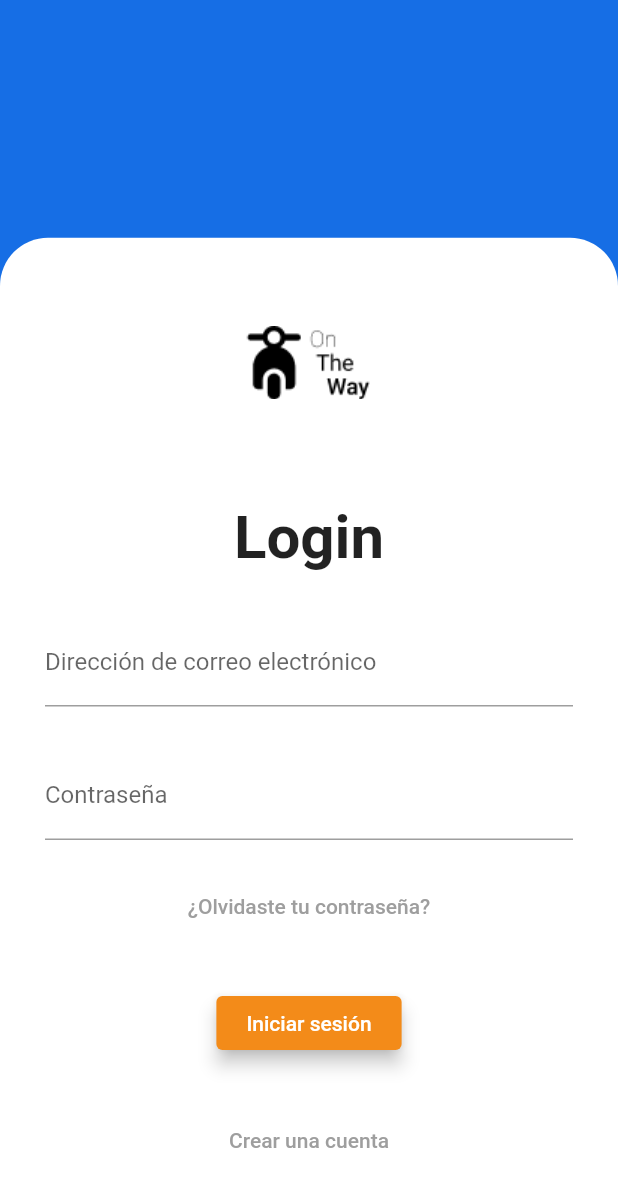
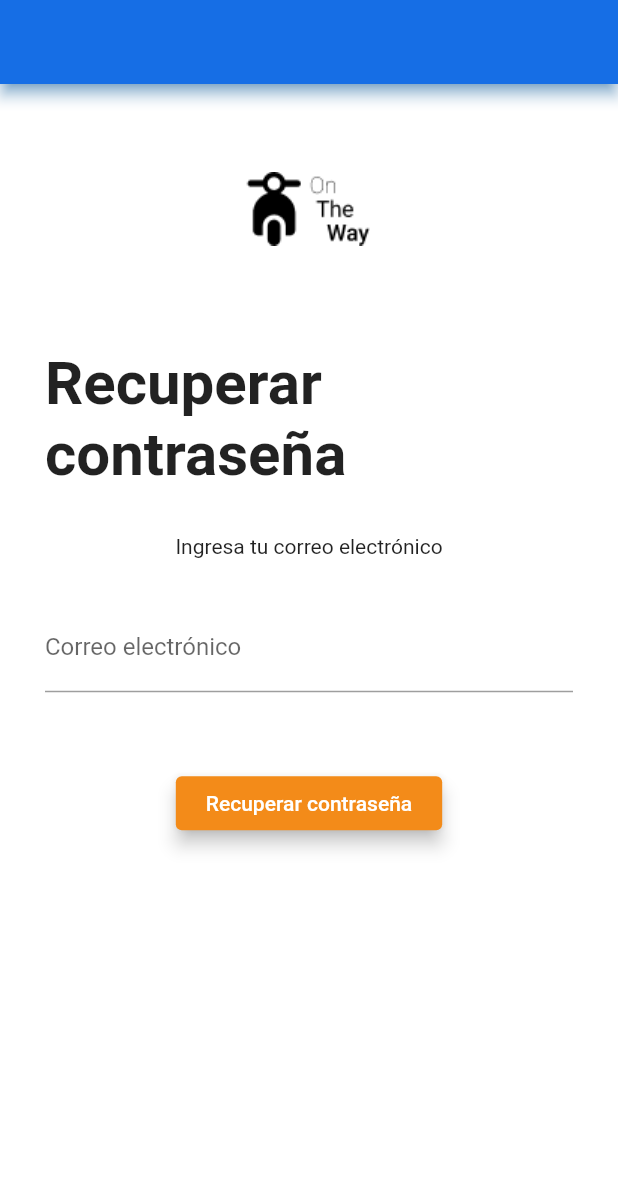
Before and after one commit to AdairHdz/OnTheWay_mobile, a Flutter app: the LoginScreen screen opened by its route, after a tap on "¿Olvidaste tu contraseña?", on a phone screen of 412 x 824 dp. Shown: the top 1187 px of the screen. Run offline on Flutter 3.47's test engine with Material 2 defaults, Android fonts, the phone set to English and light mode, and no system bars; our stand-ins replace charts_flutter, weekday_selector.

Commit message:
Creación del CU-Recuperar contraseña

```diff
--- a/lib/screens/login_screen.dart
+++ b/lib/screens/login_screen.dart
@@ -1,6 +1,7 @@
 import "package:flutter/material.dart";
 import "../widgets/accent_button.dart";
 import "./home_screen.dart";
+import "./reset_password_screen.dart";
 
 class LoginScreen extends StatefulWidget {
   static final String routeName = "/login";
@@ -23,6 +24,11 @@ class _LoginScreenState extends State<LoginScreen> {
   void _goToHomeScreen(BuildContext context) {
     Navigator.of(context).popUntil((route) => route.isFirst);
     Navigator.of(context).pushReplacementNamed(HomeScreen.routeName);
+  }
+
+  void _goToResetPassword(){
+    Navigator.of(context).popUntil((route) => route.isFirst);
+    Navigator.of(context).pushReplacementNamed(ResetPasswordScreen.routeName);
   }
 
   @override
@@ -106,7 +112,9 @@ class _LoginScreenState extends State<LoginScreen> {
                           ),
                           TextButton(
                             child: Text("¿Olvidaste tu contraseña?"),
-                            onPressed: () {},
+                            onPressed: () {
+                              _goToResetPassword();
+                            },
                             style: ButtonStyle(
                               foregroundColor:
                                   MaterialStateProperty.all<Color>(Colors.grey),
--- /dev/null
+++ b/lib/screens/reset_password_screen.dart
@@ -0,0 +1,111 @@
+import "package:flutter/material.dart";
+import "../widgets/accent_button.dart";
+import "./reset_password_screen2.dart";
+
+class ResetPasswordScreen extends StatefulWidget {
+  static final String routeName = "/reset-password";
+  @override
+  _ResetPasswordScreenState createState() => _ResetPasswordScreenState();
+}
+
+class _ResetPasswordScreenState extends State<ResetPasswordScreen> {
+  final _form = GlobalKey<FormState>();
+
+  void _saveForm() {
+    bool dataIsValid = _form.currentState.validate();
+    print(dataIsValid);
+    if (dataIsValid) {
+      _form.currentState.save();
+      _goToResetPassword2();
+    }
+  }
+
+  void _goToResetPassword2() {
+    Navigator.of(context).popUntil((route) => route.isFirst);
+    Navigator.of(context).pushReplacementNamed(ResetPasswordScreen2.routeName);
+  }
+
+  Widget build(BuildContext context) {
+    final deviceHeight = MediaQuery.of(context).size.height;
+    final deviceWidth = MediaQuery.of(context).size.width;
+
+    return Scaffold(
+      appBar: AppBar(
+        shadowColor: Colors.blue,
+      ),
+      body: SingleChildScrollView(
+        child: Container(
+          //color: Theme.of(context).primaryColor,
+          color: Colors.white,
+          height: (deviceHeight + 50),
+          child: Stack(
+            children: [
+              Positioned(
+                top: 0,
+                child: Container(
+                  width: deviceWidth,
+                  child: Center(
+                    child: Padding(
+                      padding: const EdgeInsets.symmetric(
+                          vertical: 40, horizontal: 30),
+                      child: Column(
+                        children: [
+                          // Se puede eliminar
+                          Image(
+                            image: AssetImage(
+                              "assets/images/logo-black.png",
+                            ),
+                            width: 150,
+                          ),
+                          SizedBox(
+                            height: 50,
+                          ),
+                          Text(
+                            "Recuperar contraseña",
+                            style: Theme.of(context).textTheme.headline1,
+                          ),
+                          SizedBox(
+                            height: 30,
+                          ),
+                          Text(
+                            "Ingresa tu correo electrónico",
+                            style: Theme.of(context).textTheme.bodyText2,
+                          ),
+                          SizedBox(
+                            height: 30,
+                          ),
+                          Form(
+                            key: _form,
+                            child: TextFormField(
+                              decoration:
+                                  InputDecoration(labelText: "Correo electrónico"),
+                              validator: (value) {
+                                var isValidData = new RegExp(
+                                        r"^[\w-\.]+@([\w-]+\.)+[\w-]{2,4}$",
+                                        caseSensitive: false)
+                                    .hasMatch(value.trim());
+                                if (isValidData) {
+                                  return null;
+                                }
+                                return "Dirección de correo inválida";
+                              },
+                            ),
+                          ),
+                          SizedBox(
+                            height: 50,
+                          ),
+                          AccentButton(() => _saveForm(), "Recuperar contraseña"),
+                        ],
+                      ),
+                    ),
+                  ),
+                ),
+              ),
+            ],
+          ),
+        ),
+      ),
+    );
+
+  }
+}
```
Also changed, not shown: lib/main.dart (+7 -1 lines), lib/screens/reset_password_screen2.dart (added, +110 -0 lines), lib/screens/reset_password_screen3.dart (added, +165 -0 lines).
